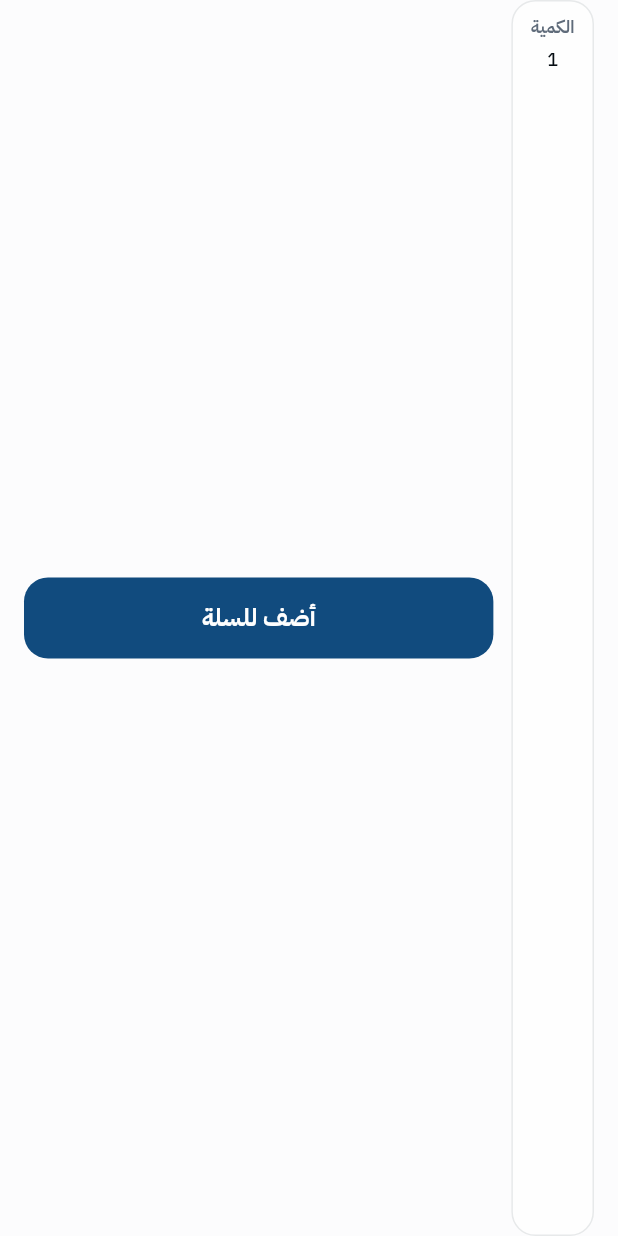
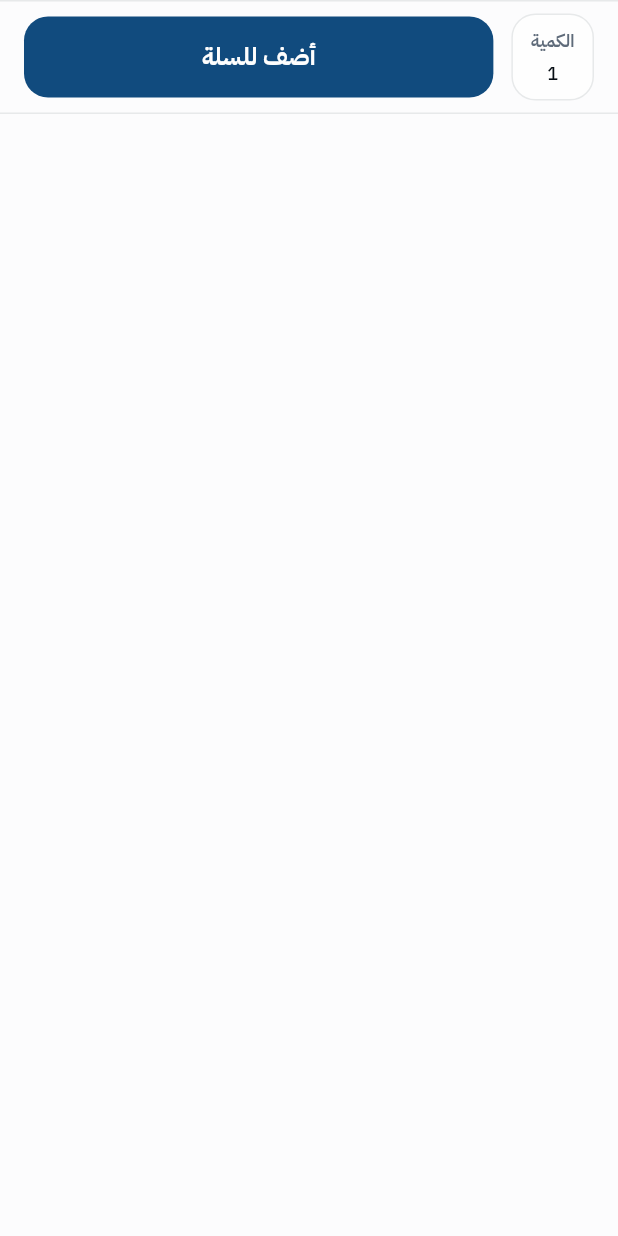
Before and after one commit to Nassertion/qitai, a Flutter app: the AddToCartSection widget shown alone on an empty page, opened directly, on a phone screen of 412 x 824 dp. Run offline on Flutter 3.47's test engine with Material 3 defaults, Android fonts, the phone set to English and light mode, and no system bars; our stand-ins replace dio, flutter_riverpod, flutter_svg, go_router, loading_animation_widget, smooth_page_indicator; network calls fail.

Commit message:
fixed add to cart

```diff
--- a/lib/features/client/products/presentation/screens/product_detail_screen.dart
+++ b/lib/features/client/products/presentation/screens/product_detail_screen.dart
@@ -29,10 +29,11 @@ class ProductDetailScreen extends StatelessWidget {
           dPadding,
           SimilarProductsWidget(),
           Padding12,
-          AddToCartSection(),
-          Padding8,
+          // AddToCartSection(),
+          // Padding8,
         ],
       ),
+      bottomNavigationBar: const SafeArea(child: AddToCartSection()),
     );
   }
 }
--- a/lib/features/client/products/presentation/widgets/add_to_cart_section.dart
+++ b/lib/features/client/products/presentation/widgets/add_to_cart_section.dart
@@ -10,7 +10,15 @@ class AddToCartSection extends StatelessWidget {
 
   @override
   Widget build(BuildContext context) {
-    return AppPagePadding(
+    return Container(
+      decoration: BoxDecoration(
+        border: Border.symmetric(
+          horizontal: BorderSide(color: AppColors.border),
+        ),
+        color: AppColors.backgroundColor,
+      ),
+      padding: const EdgeInsets.symmetric(vertical: 8),
+      child: AppPagePadding(
         child: Row(
           children: [
             Container(
@@ -19,8 +27,9 @@ class AddToCartSection extends StatelessWidget {
                 border: Border.all(color: AppColors.border),
                 color: AppColors.inputFieldAndCards,
               ),
-                  padding: EdgeInsets.symmetric(vertical: 8, horizontal: 12),
+              padding: const EdgeInsets.symmetric(vertical: 8, horizontal: 12),
               child: Column(
+                mainAxisSize: MainAxisSize.min,
                 children: [
                   Text(
                     "الكمية",
@@ -38,9 +47,10 @@ class AddToCartSection extends StatelessWidget {
                 ],
               ),
             ),
-                SizedBox(width: 12),
+            const SizedBox(width: 12),
             Expanded(child: ButtonWidget(text: "أضف للسلة")),
           ],
+        ),
       ),
     );
   }
```
Also changed, not shown: lib/features/client/products/presentation/widgets/similar_products_widget.dart (+7 -3 lines). Lines whose indentation alone changed are shown as unchanged.
